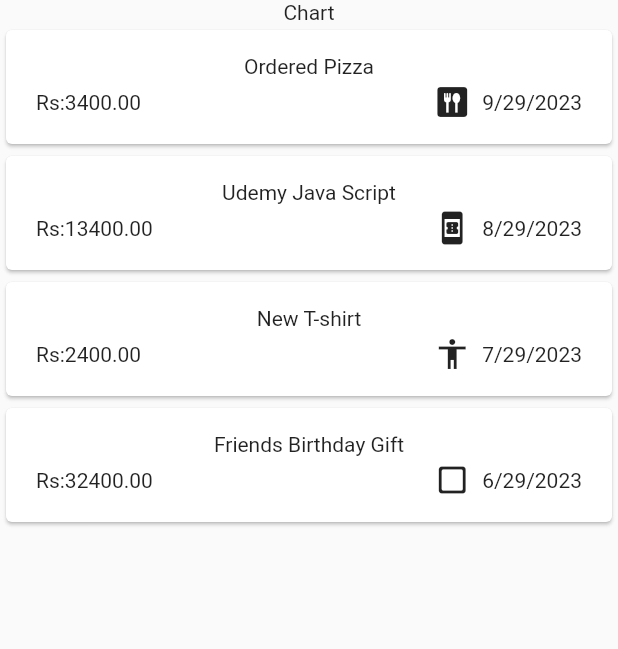
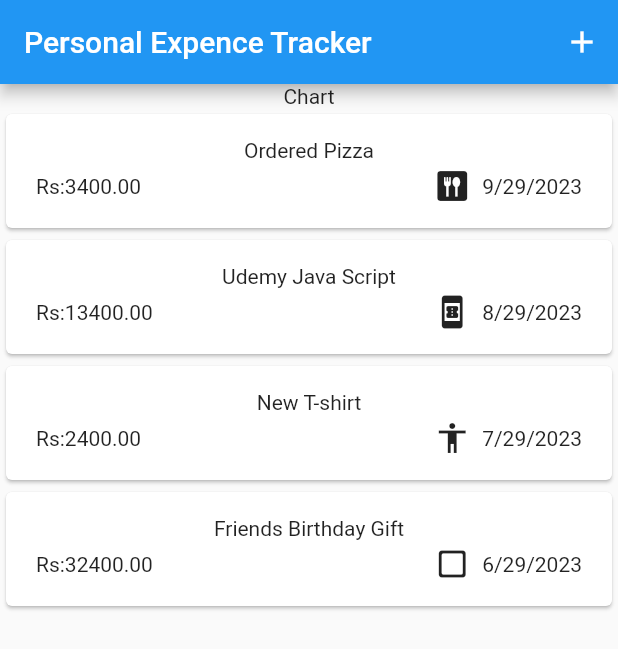
Before and after one commit to AslamJiffry/pet, a Flutter app: the screen it shows after launch, on a phone screen of 412 x 824 dp. Shown: the top 649 px of the screen. Run offline on Flutter 3.47's test engine with Material 2 defaults, Android fonts, the phone set to English and light mode, and no system bars.

Commit message:
Adding the AppBar

```diff
--- a/lib/src/widgets/expenses.dart
+++ b/lib/src/widgets/expenses.dart
@@ -39,6 +39,15 @@ class _ExpencesState extends State<Expences> {
   @override
   Widget build(BuildContext buildContext) {
     return Scaffold(
+      appBar: AppBar(
+        title: const Text("Personal Expence Tracker"),
+        actions: [
+          IconButton(
+            onPressed: () {},
+            icon: const Icon(Icons.add),
+          ),
+        ],
+      ),
       body: Column(
         children: [
           const Text("Chart"),
```
